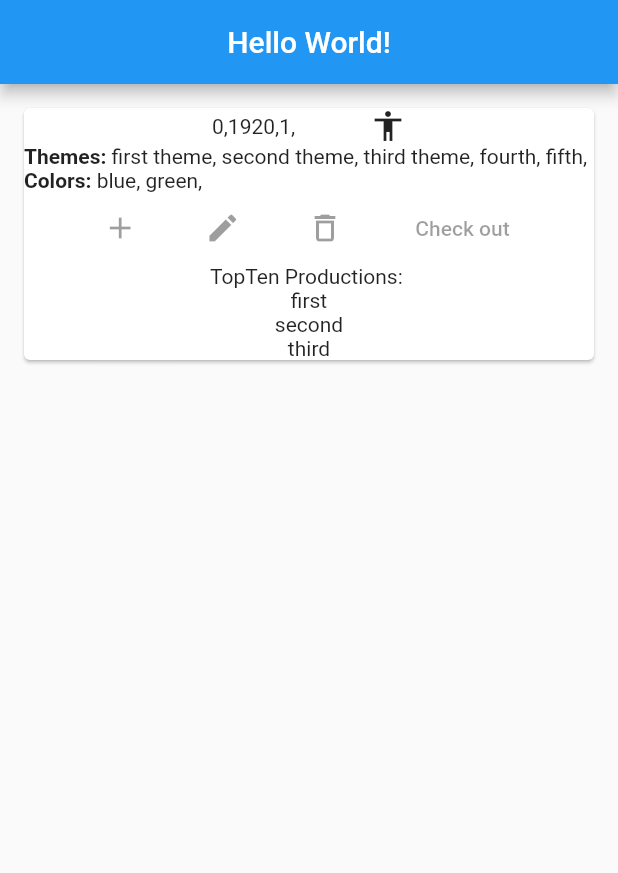
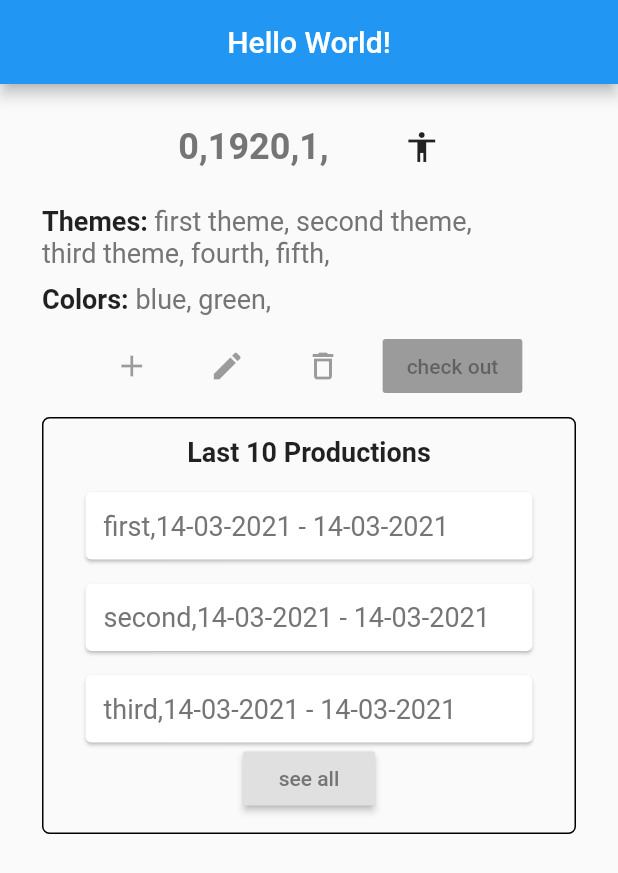
Before and after one commit to Gnutz/dcp-flutter-app, a Flutter app: the screen it shows after launch, on a phone screen of 412 x 824 dp. Shown: the top 873 px of the screen. Run offline on Flutter 3.47's test engine with Material 2 defaults, Android fonts, the phone set to English and light mode, and no system bars; generated files the repository leaves out were written again.

Commit message:
more localization and better layout of details

```diff
--- a/lib/l10n/app_da.arb
+++ b/lib/l10n/app_da.arb
@@ -1,4 +1,10 @@
 {
     "@@locale": "da",
-    "helloWorld": "Hej Verden"
+    "helloWorld": "Hej Verden",
+    "themes": "Temaer",
+    "colors": "Farver",
+    "productionLastTen": "Sidste 10 produktioner",
+    "seeAll": "se alle",
+    "checkOut": "check ud",
+    "costumeDetailsFor": "Detaljer {id}"
 }
--- a/lib/l10n/app_en.arb
+++ b/lib/l10n/app_en.arb
@@ -2,6 +2,39 @@
     "@@locale": "en",
     "helloWorld": "Hello World!",
     "@helloWorld": {
-    "description": "The conventional newborn programmer greeting"
-  }
+        "description": "The conventional newborn programmer greeting"
+    },
+
+    "themes": "Themes",
+    "@themes": {
+        "description": ""
+     },
+
+    "colors": "Colors",
+    "@colors": {
+    "description": ""
+    },
+
+    "productionLastTen": "Last 10 Productions",
+    "@productionLastTen": {
+    "description": ""
+    },
+
+    "seeAll": "see all",
+    "@seeAll": {
+        "description": ""
+    },
+
+    "checkOut": "check out",
+    "@checkOut": {
+        "description": ""
+    },
+
+    "costumeDetailsFor": "Details {id}",
+    "@costumeDetailsFor": {
+      "description": "",
+      "placeholders": {
+        "id": {}
+      }
+    }
 }
--- a/lib/main.dart
+++ b/lib/main.dart
@@ -2,6 +2,7 @@ import 'package:digtial_costume_platform/Costume.dart';
 import 'package:flutter/cupertino.dart';
 import 'package:flutter/material.dart';
 import 'package:flutter_gen/gen_l10n/app_localizations.dart';
+import 'package:intl/intl.dart';
 
 void main() => runApp(MaterialApp(
       localizationsDelegates: AppLocalizations.localizationsDelegates,
@@ -24,72 +25,6 @@ class _CostumeDetailState extends State<CostumeDetail> {
       default:
         return null;
     }
-  }
-
-  //wrapper function for creating Text list
-  Widget textTemplate(String text) => Text('$text, ');
-
-  Widget costumeTempate(costume) {
-    return Card(
-      margin: EdgeInsets.fromLTRB(16.0, 16.0, 16.0, 0),
-      child: Column(
-        children: <Widget>[
-          //Banner of id, time period, quantity and gender marker
-          Row(mainAxisAlignment: MainAxisAlignment.center, children: <Widget>[
-            Text('${costume.id},'),
-            Text('${costume.timeperiod},'),
-            Text('${costume.quantity.toString()},'),
-            SizedBox(width: 50.0),
-            Icon(fashionToIcon(costume.fashion))
-          ]),
-          Column(
-            children: <Widget>[
-              Row(children: [
-                Text(
-                  'Themes: ',
-                  style: TextStyle(fontWeight: FontWeight.bold),
-                ),
-                Row(
-                  children: costume.themes
-                      .map<Widget>((theme) => textTemplate(theme))
-                      .toList(),
-                ),
-              ]),
-              Row(children: [
-                Text(
-                  'Colors: ',
-                  style: TextStyle(fontWeight: FontWeight.bold),
-                ),
-                Row(
-                  children: costume.colors
-                      .map<Widget>((color) => textTemplate(color))
-                      .toList(),
-                ),
-              ]),
-            ],
-          ),
-          Row(
-            mainAxisAlignment: MainAxisAlignment.spaceBetween,
-            children: [
-              SizedBox(width: 20.0),
-              IconButton(icon: Icon(Icons.add), onPressed: null),
-              IconButton(icon: Icon(Icons.edit), onPressed: null),
-              IconButton(icon: Icon(Icons.delete_outline), onPressed: null),
-              FlatButton(onPressed: null, child: Text('Check out')),
-              SizedBox(width: 20.0),
-            ],
-          ),
-          Column(children: [
-            Text('TopTen Productions: '),
-            Column(
-              children: costume.productions
-                  .map<Widget>((production) => Text(production.title))
-                  .toList(),
-            ),
-          ])
-        ],
-      ),
-    );
   }
 
   List<Costume> costumes = [
@@ -115,6 +50,144 @@ class _CostumeDetailState extends State<CostumeDetail> {
     )
   ];
 
+  Widget costumeTemplate(costume, BuildContext context) {
+    return Container(
+      margin: EdgeInsets.fromLTRB(16.0, 16.0, 16.0, 0),
+      child: Padding(
+        padding: const EdgeInsets.all(12.0),
+        child: Column(
+          crossAxisAlignment: CrossAxisAlignment.stretch,
+          children: <Widget>[
+            //Banner of id, time period, quantity and gender marker
+            Row(mainAxisAlignment: MainAxisAlignment.center, children: <Widget>[
+              Text('${costume.id},',
+                  style: TextStyle(
+                      fontSize: 24.0,
+                      color: Colors.grey[600],
+                      fontWeight: FontWeight.bold)),
+              Text('${costume.timeperiod},',
+                  style: TextStyle(
+                      fontSize: 24.0,
+                      color: Colors.grey[600],
+                      fontWeight: FontWeight.bold)),
+              Text('${costume.quantity.toString()},',
+                  style: TextStyle(
+                      fontSize: 24.0,
+                      color: Colors.grey[600],
+                      fontWeight: FontWeight.bold)),
+              SizedBox(width: 50.0),
+              Icon(fashionToIcon(costume.fashion))
+            ]),
+
+            // Colors and themes, secondary information
+            SizedBox(height: 25.0),
+            Column(
+              crossAxisAlignment: CrossAxisAlignment.stretch,
+              children: <Widget>[
+                Wrap(children: [
+                  Text(
+                    '${AppLocalizations.of(context).themes}: ',
+                    style:
+                        TextStyle(fontSize: 18.0, fontWeight: FontWeight.bold),
+                  ),
+                  ...(costume.themes
+                      .map<Widget>((theme) => textTemplate(theme))
+                      .toList()),
+                ]),
+                SizedBox(height: 10.0),
+                Wrap(children: [
+                  Text(
+                    '${AppLocalizations.of(context).colors}: ',
+                    style:
+                        TextStyle(fontSize: 18.0, fontWeight: FontWeight.bold),
+                  ),
+                  ...(costume.colors
+                      .map<Widget>((color) => textTemplate(color))
+                      .toList())
+                ]),
+              ],
+            ),
+            SizedBox(height: 10.0),
+
+            // user operations
+            //TODO: needs to change depending on user dependency injection
+            Row(
+              mainAxisAlignment: MainAxisAlignment.spaceBetween,
+              children: [
+                SizedBox(width: 20.0),
+                IconButton(icon: Icon(Icons.add), onPressed: null),
+                IconButton(icon: Icon(Icons.edit), onPressed: null),
+                IconButton(icon: Icon(Icons.delete_outline), onPressed: null),
+                RaisedButton(
+                    onPressed: null,
+                    child: Text(AppLocalizations.of(context).checkOut)),
+                SizedBox(width: 20.0),
+              ],
+            ),
+            SizedBox(height: 10.0),
+
+            //Productions:
+            Container(
+              decoration: BoxDecoration(
+                  border: Border.all(width: 1),
+                  borderRadius: BorderRadius.all(Radius.circular(5.0))),
+              child: Padding(
+                padding: const EdgeInsets.all(12.0),
+                child: Column(children: [
+                  Text(
+                    AppLocalizations.of(context).productionLastTen,
+                    style:
+                        TextStyle(fontSize: 18.0, fontWeight: FontWeight.bold),
+                  ),
+                  Column(children: [
+                    ...(costume.productions
+                        .map<Widget>(
+                            (production) => productionTemplate(production))
+                        .toList()),
+                    RaisedButton(
+                        onPressed: () {},
+                        child: Text(AppLocalizations.of(context).seeAll,
+                            style: TextStyle(
+                                fontSize: 14.0, color: Colors.grey[600])))
+                    //TODO: Add link to fetch all productions
+                  ]),
+                ]),
+              ),
+            )
+
+            //TODO: Add images section
+            //FloatingActionButton(onPressed: null)
+          ],
+        ),
+      ),
+    );
+  }
+
+  //wrapper function for creating Text list
+  Widget textTemplate(String text) => Text(
+        '$text, ',
+        style: TextStyle(fontSize: 18.0, color: Colors.grey[600]),
+      );
+
+  Widget productionTemplate(Production production) => Card(
+        margin: EdgeInsets.fromLTRB(16.0, 16.0, 16.0, 0),
+        child: Padding(
+          padding: const EdgeInsets.all(12.0),
+          child: Row(
+            children: [
+              Text('${production.title},',
+                  style: TextStyle(fontSize: 18.0, color: Colors.grey[600])),
+              Text(DateFormat('dd-MM-yyyy').format(production.startDate),
+                  style: TextStyle(fontSize: 18.0, color: Colors.grey[600])),
+              Text(' - ',
+                  style: TextStyle(fontSize: 18.0, color: Colors.grey[600])),
+              Text(DateFormat('dd-MM-yyyy').format(production.endDate),
+                  style: TextStyle(fontSize: 18.0, color: Colors.grey[600])),
+            ],
+          ),
+        ),
+      );
+
   @override
   Widget build(BuildContext context) {
     return Scaffold(
@@ -123,8 +196,9 @@ class _CostumeDetailState extends State<CostumeDetail> {
         centerTitle: true,
       ),
       body: Column(
-          children:
-              costumes.map((costume) => costumeTempate(costume)).toList()),
+          children: costumes
+              .map((costume) => costumeTemplate(costume, context))
+              .toList()),
     );
   }
 }
```
